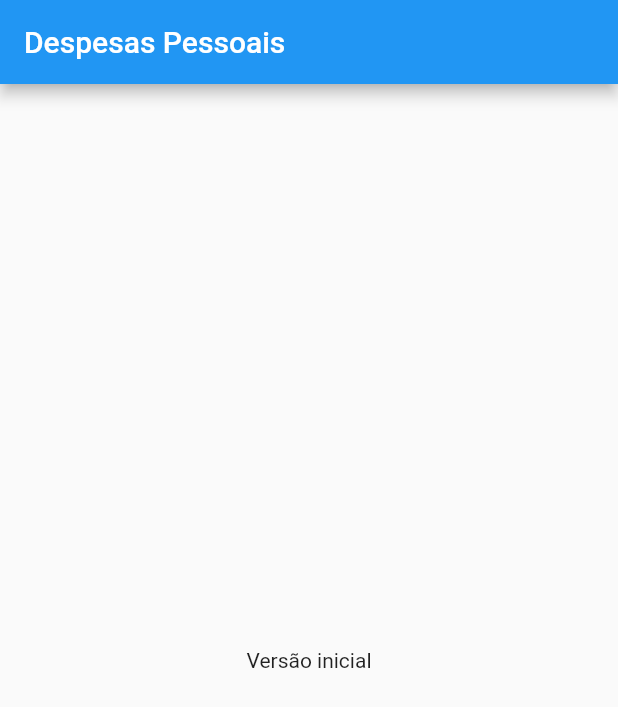
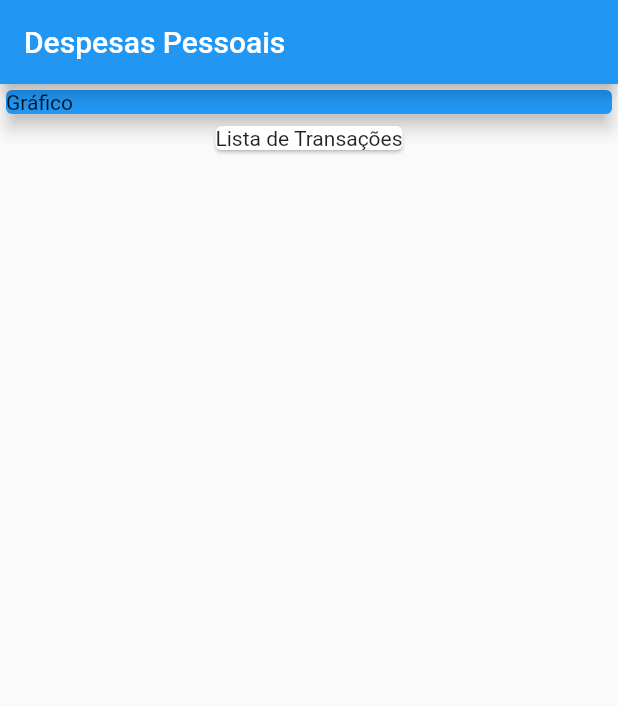
Before and after one commit to sergiohideki/appexpenses, a Flutter app: the screen it shows after launch, on a phone screen of 412 x 824 dp. Shown: the top 707 px of the screen. Run offline on Flutter 3.47's test engine with Material 2 defaults, Android fonts, the phone set to English and light mode, and no system bars.

Commit message:
Combinando os widgets

```diff
--- a/expenses/lib/main.dart
+++ b/expenses/lib/main.dart
@@ -16,8 +16,20 @@ class MyHomePage extends StatelessWidget {
       appBar: AppBar(
         title: Text('Despesas Pessoais'),
       ),
-      body: Center(
-        child: Text('Versão inicial'),
+      body: Column(
+        children: <Widget>[
+          Container(
+            width: double.infinity,
+            child: Card(
+              color: Colors.blue,
+              child: Text('Gráfico'),
+              elevation: 5,
+            ),
+          ),
+          Card(
+            child: Text('Lista de Transações'),
+          )
+        ],
       ),
     );
   }
```
